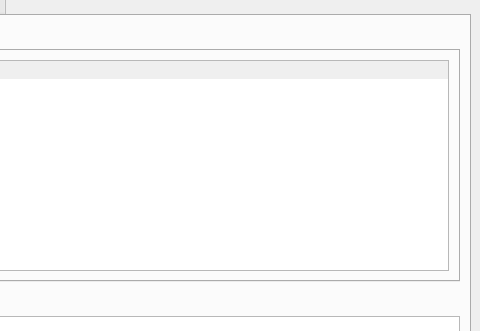
Above: res/mainwindow.ui from computergeek1507/KicadHelper before the change; both pictures show x 566 to 1046 and y 116 to 447 of the 1046 by 928 pixel window. Below: the same form after it.
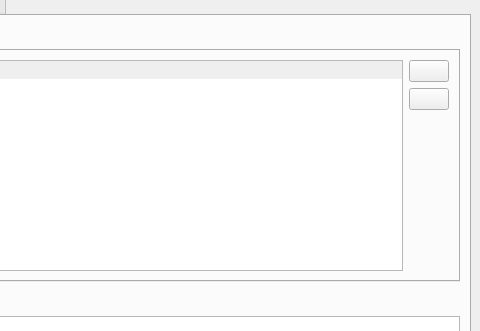
That is the form after the change. The open tabs and pages were chosen to show the change. Icons and pictures are not drawn.

Commit message: added view/open buttons to global libraries

```diff
--- a/res/mainwindow.ui
+++ b/res/mainwindow.ui
@@ -334,7 +334,7 @@
            <attribute name="title">
             <string>Global Libraries</string>
            </attribute>
-           <layout class="QVBoxLayout" name="verticalLayout_5">
+           <layout class="QHBoxLayout" name="horizontalLayout_7">
             <item>
              <widget class="QTableWidget" name="twGlobalFPLibraries">
               <property name="selectionBehavior">
@@ -374,6 +374,45 @@
               </column>
              </widget>
             </item>
+            <item>
+             <layout class="QVBoxLayout" name="verticalLayout_10">
+              <item>
+               <widget class="QPushButton" name="pbViewGlobalFpLibrary">
+                <property name="text">
+                 <string/>
+                </property>
+                <property name="icon">
+                 <iconset resource="KicadHelper.qrc">
+                  <normaloff>:/KicadHelper/icons/table_go.png</normaloff>:/KicadHelper/icons/table_go.png</iconset>
+                </property>
+               </widget>
+              </item>
+              <item>
+               <widget class="QPushButton" name="pbOpenGlobalFpLibrary">
+                <property name="text">
+                 <string/>
+                </property>
+                <property name="icon">
+                 <iconset resource="KicadHelper.qrc">
+                  <normaloff>:/KicadHelper/icons/folder_table.png</normaloff>:/KicadHelper/icons/folder_table.png</iconset>
+                </property>
+               </widget>
+              </item>
+              <item>
+               <spacer name="verticalSpacer_4">
+                <property name="orientation">
+                 <enum>Qt::Vertical</enum>
+                </property>
+                <property name="sizeHint" stdset="0">
+                 <size>
+                  <width>20</width>
+                  <height>40</height>
+                 </size>
+                </property>
+               </spacer>
+              </item>
+             </layout>
+            </item>
            </layout>
           </widget>
          </widget>
@@ -613,6 +652,45 @@
               </column>
              </widget>
             </item>
+            <item>
+             <layout class="QVBoxLayout" name="verticalLayout_5">
+              <item>
+               <widget class="QPushButton" name="pbViewGlobalSymLibrary">
+                <property name="text">
+                 <string/>
+                </property>
+                <property name="icon">
+                 <iconset resource="KicadHelper.qrc">
+                  <normaloff>:/KicadHelper/icons/table_go.png</normaloff>:/KicadHelper/icons/table_go.png</iconset>
+                </property>
+               </widget>
+              </item>
+              <item>
+               <widget class="QPushButton" name="pbOpenGlobalSymLibrary">
+                <property name="text">
+                 <string/>
+                </property>
+                <property name="icon">
+                 <iconset resource="KicadHelper.qrc">
+                  <normaloff>:/KicadHelper/icons/folder_go.png</normaloff>:/KicadHelper/icons/folder_go.png</iconset>
+                </property>
+               </widget>
+              </item>
+              <item>
+               <spacer name="verticalSpacer_5">
+                <property name="orientation">
+                 <enum>Qt::Vertical</enum>
+                </property>
+                <property name="sizeHint" stdset="0">
+                 <size>
+                  <width>20</width>
+                  <height>40</height>
+                 </size>
+                </property>
+               </spacer>
+              </item>
+             </layout>
+            </item>
            </layout>
           </widget>
          </widget>
```
Left out of the diff: 6 changed lines with no effect on the pictures. The commit also changes 2 other files.
